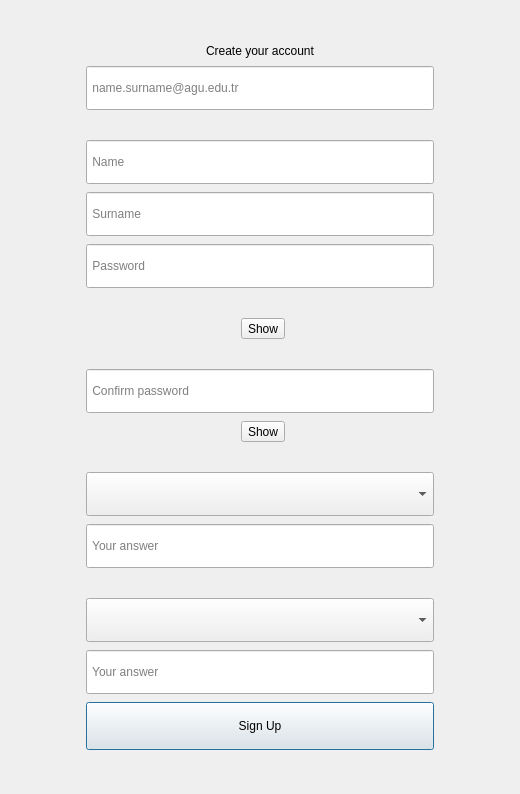
Before: the Qt Designer form ui/create_account_window.ui in imndllnuri/students-attendance-app, drawn with Qt 5.
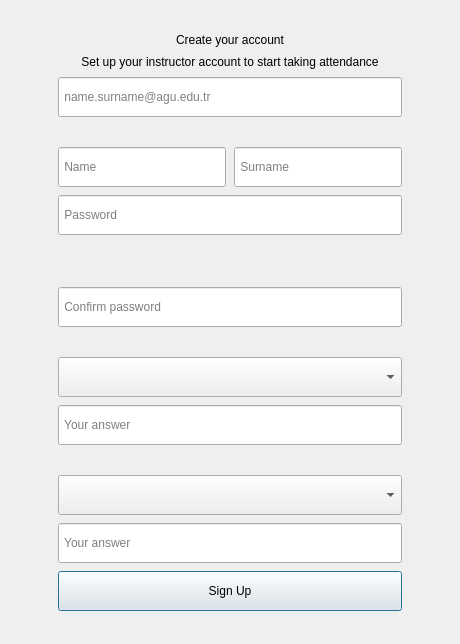
After: the same form once the commit is applied.

Commit message: Redesign: Create Account + Reset Password screens

The edit to the form file:
```diff
--- a/ui/create_account_window.ui
+++ b/ui/create_account_window.ui
@@ -6,8 +6,8 @@
    <rect>
     <x>0</x>
     <y>0</y>
-    <width>520</width>
-    <height>700</height>
+    <width>460</width>
+    <height>640</height>
    </rect>
   </property>
   <property name="windowTitle">
@@ -24,6 +24,8 @@
       <item>
        <spacer name="top_spacer">
         <property name="orientation"><enum>Qt::Vertical</enum></property>
+        <property name="sizeType"><enum>QSizePolicy::Expanding</enum></property>
+        <property name="sizeHint" stdset="0"><size><width>20</width><height>40</height></size></property>
        </spacer>
       </item>
       <item>
@@ -31,17 +33,19 @@
         <item>
          <spacer name="left_spacer">
           <property name="orientation"><enum>Qt::Horizontal</enum></property>
+          <property name="sizeType"><enum>QSizePolicy::Expanding</enum></property>
+          <property name="sizeHint" stdset="0"><size><width>40</width><height>20</height></size></property>
          </spacer>
         </item>
         <item>
          <widget class="QFrame" name="card_frame">
-          <property name="minimumSize"><size><width>420</width><height>0</height></size></property>
-          <property name="maximumSize"><size><width>420</width><height>16777215</height></size></property>
+          <property name="minimumSize"><size><width>400</width><height>0</height></size></property>
+          <property name="maximumSize"><size><width>400</width><height>16777215</height></size></property>
           <layout class="QVBoxLayout" name="card_layout">
-           <property name="leftMargin"><number>36</number></property>
-           <property name="topMargin"><number>28</number></property>
-           <property name="rightMargin"><number>36</number></property>
-           <property name="bottomMargin"><number>28</number></property>
+           <property name="leftMargin"><number>28</number></property>
+           <property name="topMargin"><number>24</number></property>
+           <property name="rightMargin"><number>28</number></property>
+           <property name="bottomMargin"><number>24</number></property>
            <property name="spacing"><number>8</number></property>
            <item>
             <widget class="QLabel" name="title_lbl">
@@ -49,9 +53,16 @@
              <property name="text"><string>Create your account</string></property>
             </widget>
            </item>
+           <item>
+            <widget class="QLabel" name="subtitle_lbl">
+             <property name="alignment"><set>Qt::AlignCenter</set></property>
+             <property name="wordWrap"><bool>true</bool></property>
+             <property name="text"><string>Set up your instructor account to start taking attendance</string></property>
+            </widget>
+           </item>
            <item>
             <widget class="QLineEdit" name="email_le">
-             <property name="minimumSize"><size><width>0</width><height>44</height></size></property>
+             <property name="minimumSize"><size><width>0</width><height>40</height></size></property>
              <property name="placeholderText"><string> name.surname@agu.edu.tr</string></property>
             </widget>
            </item>
@@ -63,20 +74,24 @@
             </widget>
            </item>
            <item>
-            <widget class="QLineEdit" name="name_le">
-             <property name="minimumSize"><size><width>0</width><height>44</height></size></property>
-             <property name="placeholderText"><string> Name</string></property>
-            </widget>
-           </item>
-           <item>
-            <widget class="QLineEdit" name="surname_le">
-             <property name="minimumSize"><size><width>0</width><height>44</height></size></property>
-             <property name="placeholderText"><string> Surname</string></property>
-            </widget>
+            <layout class="QHBoxLayout" name="name_row">
+             <item>
+              <widget class="QLineEdit" name="name_le">
+               <property name="minimumSize"><size><width>0</width><height>40</height></size></property>
+               <property name="placeholderText"><string> Name</string></property>
+              </widget>
+             </item>
+             <item>
+              <widget class="QLineEdit" name="surname_le">
+               <property name="minimumSize"><size><width>0</width><height>40</height></size></property>
+               <property name="placeholderText"><string> Surname</string></property>
+              </widget>
+             </item>
+            </layout>
            </item>
            <item>
             <widget class="QLineEdit" name="password_le">
-             <property name="minimumSize"><size><width>0</width><height>44</height></size></property>
+             <property name="minimumSize"><size><width>0</width><height>40</height></size></property>
              <property name="echoMode"><enum>QLineEdit::Password</enum></property>
              <property name="placeholderText"><string> Password</string></property>
             </widget>
@@ -86,21 +101,6 @@
              <property name="text"><string/></property>
             </widget>
            </item>
-           <item>
-            <layout class="QHBoxLayout" name="show_password_row">
-             <item>
-              <spacer name="show_password_spacer">
-               <property name="orientation"><enum>Qt::Horizontal</enum></property>
-              </spacer>
-             </item>
-             <item>
-              <widget class="QToolButton" name="show_password_btn">
-               <property name="text"><string>Show</string></property>
-               <property name="checkable"><bool>true</bool></property>
-              </widget>
-             </item>
-            </layout>
-           </item>
            <item>
             <widget class="QLabel" name="password_error_lbl">
              <property name="visible"><bool>false</bool></property>
@@ -110,26 +110,11 @@
            </item>
            <item>
             <widget class="QLineEdit" name="password_again_le">
-             <property name="minimumSize"><size><width>0</width><height>44</height></size></property>
+             <property name="minimumSize"><size><width>0</width><height>40</height></size></property>
              <property name="echoMode"><enum>QLineEdit::Password</enum></property>
              <property name="placeholderText"><string> Confirm password</string></property>
             </widget>
            </item>
-           <item>
-            <layout class="QHBoxLayout" name="show_password_again_row">
-             <item>
-              <spacer name="show_password_again_spacer">
-               <property name="orientation"><enum>Qt::Horizontal</enum></property>
-              </spacer>
-             </item>
-             <item>
-              <widget class="QToolButton" name="show_password_again_btn">
-               <property name="text"><string>Show</string></property>
-               <property name="checkable"><bool>true</bool></property>
-              </widget>
-             </item>
-            </layout>
-           </item>
            <item>
             <widget class="QLabel" name="password_again_error_lbl">
              <property name="visible"><bool>false</bool></property>
@@ -139,12 +124,12 @@
            </item>
            <item>
             <widget class="QComboBox" name="security_question_ComboBox">
-             <property name="minimumSize"><size><width>0</width><height>44</height></size></property>
+             <property name="minimumSize"><size><width>0</width><height>40</height></size></property>
             </widget>
            </item>
            <item>
             <widget class="QLineEdit" name="answer_le">
-             <property name="minimumSize"><size><width>0</width><height>44</height></size></property>
+             <property name="minimumSize"><size><width>0</width><height>40</height></size></property>
              <property name="placeholderText"><string> Your answer</string></property>
             </widget>
            </item>
@@ -157,18 +142,18 @@
            </item>
            <item>
             <widget class="QComboBox" name="security_question_2_ComboBox">
-             <property name="minimumSize"><size><width>0</width><height>44</height></size></property>
+             <property name="minimumSize"><size><width>0</width><height>40</height></size></property>
             </widget>
            </item>
            <item>
             <widget class="QLineEdit" name="answer_2_le">
-             <property name="minimumSize"><size><width>0</width><height>44</height></size></property>
+             <property name="minimumSize"><size><width>0</width><height>40</height></size></property>
              <property name="placeholderText"><string> Your answer</string></property>
             </widget>
            </item>
            <item>
             <widget class="QPushButton" name="sign_up_btn">
-             <property name="minimumSize"><size><width>0</width><height>48</height></size></property>
+             <property name="minimumSize"><size><width>0</width><height>40</height></size></property>
              <property name="text"><string>Sign Up</string></property>
             </widget>
            </item>
@@ -178,6 +163,8 @@
         <item>
          <spacer name="right_spacer">
           <property name="orientation"><enum>Qt::Horizontal</enum></property>
+          <property name="sizeType"><enum>QSizePolicy::Expanding</enum></property>
+          <property name="sizeHint" stdset="0"><size><width>40</width><height>20</height></size></property>
          </spacer>
         </item>
        </layout>
@@ -185,6 +172,8 @@
       <item>
        <spacer name="bottom_spacer">
         <property name="orientation"><enum>Qt::Vertical</enum></property>
+        <property name="sizeType"><enum>QSizePolicy::Expanding</enum></property>
+        <property name="sizeHint" stdset="0"><size><width>20</width><height>40</height></size></property>
        </spacer>
       </item>
      </layout>
```
The commit also changes 10 other files.
